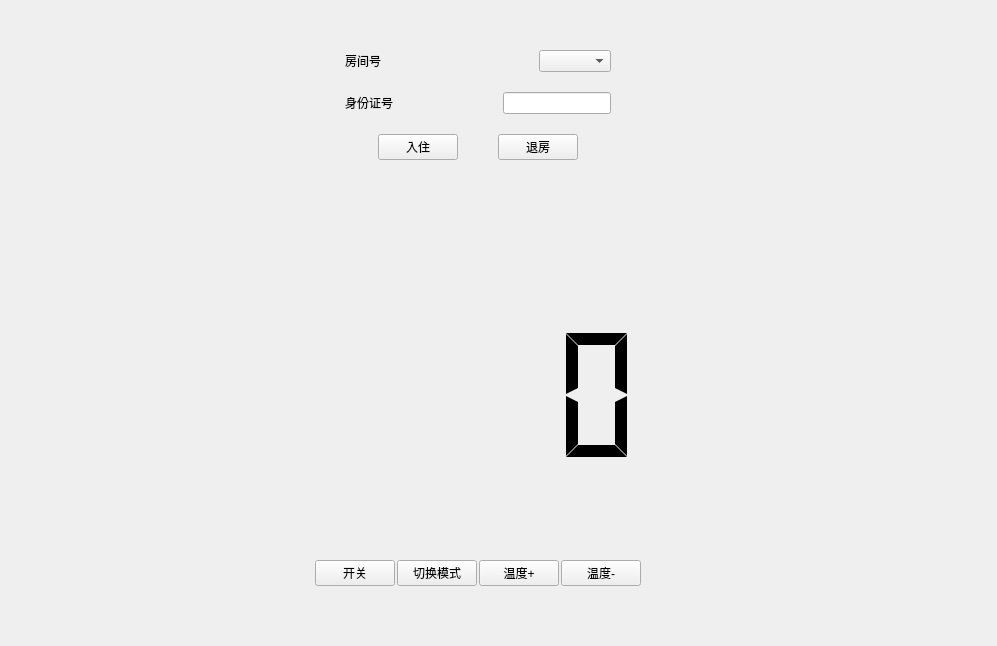
Qt form src/server/management.ui (Connor1996/Distributed-Air-Conditioning-System) before a commit.
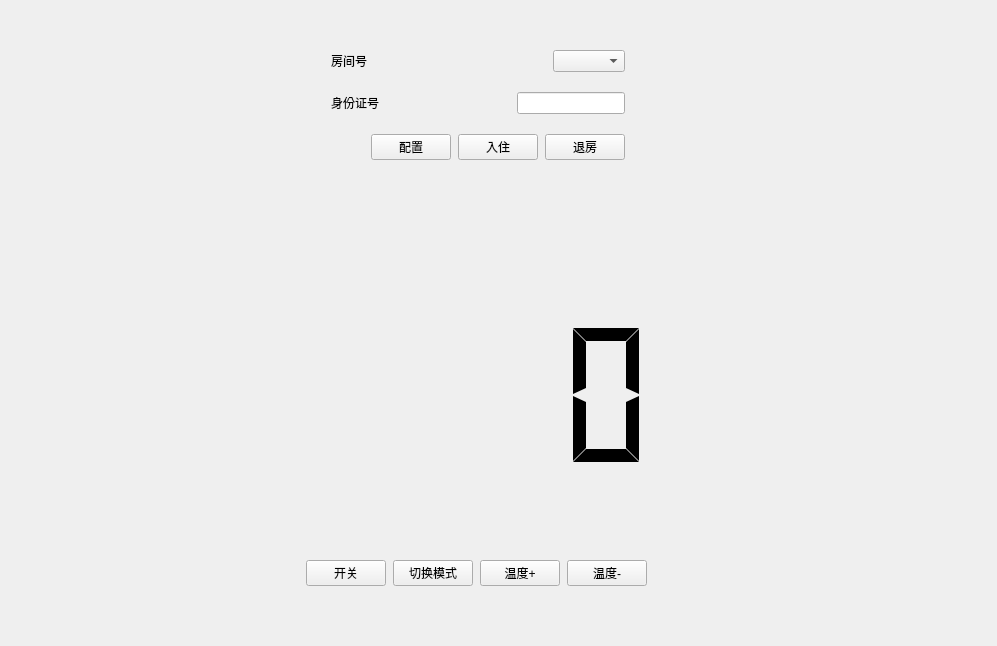
The same form after that commit.

Commit message: add configure dialog

The edit to the form file:
```diff
--- a/src/server/management.ui
+++ b/src/server/management.ui
@@ -167,6 +167,29 @@
              <property name="sizeConstraint">
               <enum>QLayout::SetMinAndMaxSize</enum>
              </property>
+             <item>
+              <spacer name="horizontalSpacer_8">
+               <property name="orientation">
+                <enum>Qt::Horizontal</enum>
+               </property>
+               <property name="sizeType">
+                <enum>QSizePolicy::Fixed</enum>
+               </property>
+               <property name="sizeHint" stdset="0">
+                <size>
+                 <width>40</width>
+                 <height>20</height>
+                </size>
+               </property>
+              </spacer>
+             </item>
+             <item>
+              <widget class="QPushButton" name="configureButton">
+               <property name="text">
+                <string>配置</string>
+               </property>
+              </widget>
+             </item>
              <item>
               <spacer name="horizontalSpacer_3">
                <property name="orientation">
```
The commit also changes 9 other files.
